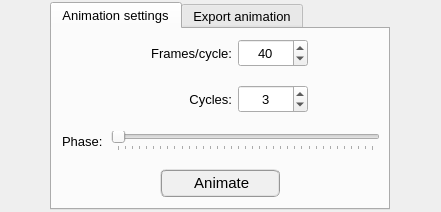
open-pulse/OpenPulse, file pulse/interface/ui_files/plots/animation/animation_widget.ui: the form before one commit.
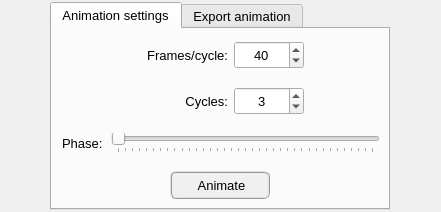
The form after the commit. Icons and pictures are not drawn.

Diff of the .ui file:
```diff
--- a/pulse/interface/ui_files/plots/animation/animation_widget.ui
+++ b/pulse/interface/ui_files/plots/animation/animation_widget.ui
@@ -76,7 +76,7 @@
         <number>4</number>
        </property>
        <property name="topMargin">
-        <number>4</number>
+        <number>6</number>
        </property>
        <property name="rightMargin">
         <number>4</number>
@@ -140,13 +140,13 @@
            <widget class="QLabel" name="label_frames">
             <property name="minimumSize">
              <size>
-              <width>100</width>
+              <width>92</width>
               <height>28</height>
              </size>
             </property>
             <property name="maximumSize">
              <size>
-              <width>100</width>
+              <width>92</width>
               <height>28</height>
              </size>
             </property>
@@ -274,13 +274,13 @@
            <widget class="QLabel" name="label_cycles">
             <property name="minimumSize">
              <size>
-              <width>100</width>
+              <width>92</width>
               <height>28</height>
              </size>
             </property>
             <property name="maximumSize">
              <size>
-              <width>100</width>
+              <width>92</width>
               <height>28</height>
              </size>
             </property>
@@ -417,29 +417,30 @@
            <widget class="QPushButton" name="pushButton_animate">
             <property name="minimumSize">
              <size>
-              <width>120</width>
+              <width>100</width>
               <height>28</height>
              </size>
             </property>
             <property name="maximumSize">
              <size>
-              <width>120</width>
+              <width>100</width>
               <height>28</height>
              </size>
             </property>
             <property name="font">
              <font>
               <family>MS Shell Dlg 2</family>
-              <pointsize>11</pointsize>
-              <weight>9</weight>
+              <pointsize>10</pointsize>
+              <weight>50</weight>
               <italic>false</italic>
               <bold>false</bold>
              </font>
             </property>
             <property name="styleSheet">
-             <string notr="true">QPushButton{border-radius: 6px; border-color: rgb(150, 150, 150); border-style: ridge; border-width: 2px; color: rgb(0, 0, 0); background-color: rgb(240, 240, 240); font: 75 11pt &quot;MS Shell Dlg 2&quot;}
-QPushButton:hover{border-radius: 6px; border-color: rgb(0, 170, 255); border-style: ridge; border-width: 2px; color: rgb(0, 0, 0); background-color: rgba(174, 213, 255, 100); font: 75 11pt &quot;MS Shell Dlg 2&quot;}
-QPushButton:pressed{border-radius: 6px; border-color: rgb(0, 170, 255); border-style: ridge; border-width: 3px; color: rgb(0, 0, 0); background-color: rgb(174, 213, 255); font: 75 11pt &quot;MS Shell Dlg 2&quot;}</string>
+             <string notr="true">QPushButton{border-radius: 6px; border-color: rgb(150, 150, 150); border-style: ridge; border-width: 2px; color: rgb(0, 0, 0); background-color: rgb(240, 240, 240)}
+QPushButton:hover{border-radius: 6px; border-color: rgb(0, 170, 255); border-style: ridge; border-width: 2px; color: rgb(0, 0, 0); background-color: rgba(174, 213, 255, 100)}
+QPushButton:pressed{border-radius: 6px; border-color: rgb(0, 170, 255); border-style: ridge; border-width: 2px; color: rgb(0, 0, 0); background-color: rgb(174, 213, 255)}
+QPushButton:disabled{border-radius: 6px; border-color: rgb(150, 150, 150); border-style: ridge; border-width: 0px; color: rgb(150,150, 150); background-color: rgb(220, 220, 220)}</string>
             </property>
             <property name="text">
              <string> Animate</string>
@@ -450,8 +451,8 @@
             </property>
             <property name="iconSize">
              <size>
-              <width>20</width>
-              <height>20</height>
+              <width>16</width>
+              <height>16</height>
              </size>
             </property>
            </widget>
```
Left out of the diff: 22 changed lines with no effect on the pictures.
